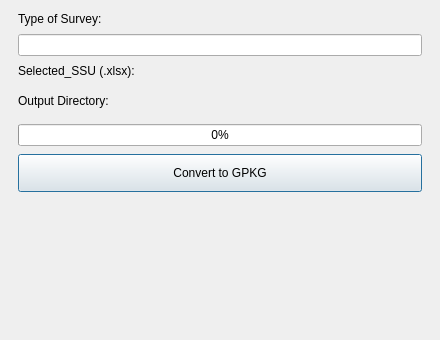
Above: GeoFASU_dialog_base.ui from Syano18/GeoFASU_Mod before the change. Below: the same form after it.
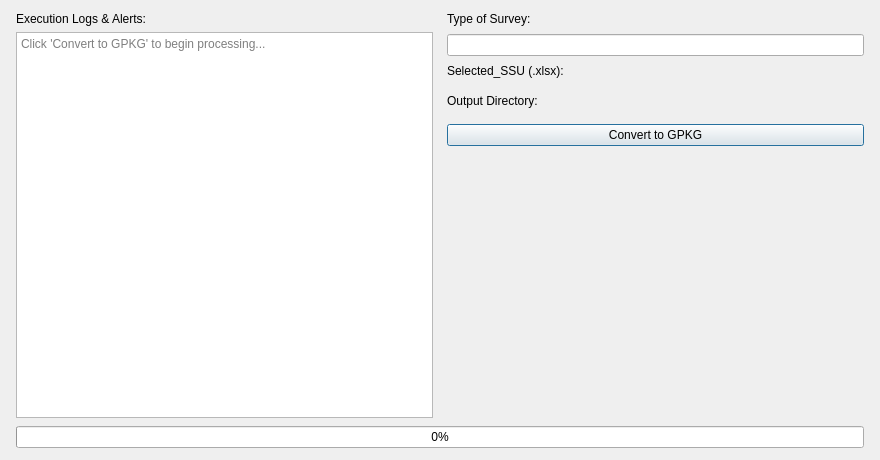
That is the form after the change. Custom widgets are drawn as their Qt base class.

What changed in the file:
```diff
--- a/GeoFASU_dialog_base.ui
+++ b/GeoFASU_dialog_base.ui
@@ -6,13 +6,13 @@
    <rect>
     <x>0</x>
     <y>0</y>
-    <width>440</width>
-    <height>340</height>
+    <width>880</width>
+    <height>460</height>
    </rect>
   </property>
   <property name="minimumSize">
    <size>
-    <width>360</width>
+    <width>0</width>
     <height>0</height>
    </size>
   </property>
@@ -24,18 +24,54 @@
     <number>8</number>
    </property>
    <property name="leftMargin">
-    <number>18</number>
+    <number>16</number>
    </property>
    <property name="topMargin">
     <number>12</number>
    </property>
    <property name="rightMargin">
-    <number>18</number>
+    <number>16</number>
    </property>
    <property name="bottomMargin">
     <number>12</number>
    </property>
    <item>
+    <layout class="QHBoxLayout" name="mainHorizontalLayout">
+     <property name="spacing">
+      <number>14</number>
+     </property>
+     <!-- LEFT COLUMN: Logs & Alerts -->
+   <item>
+    <layout class="QVBoxLayout" name="leftLayout">
+     <property name="spacing">
+      <number>6</number>
+     </property>
+     <item>
+      <widget class="QLabel" name="label_logs">
+       <property name="text">
+        <string>Execution Logs &amp; Alerts:</string>
+       </property>
+      </widget>
+     </item>
+     <item>
+      <widget class="QPlainTextEdit" name="logsTextEdit">
+       <property name="readOnly">
+        <bool>true</bool>
+       </property>
+       <property name="placeholderText">
+        <string>Click 'Convert to GPKG' to begin processing...</string>
+       </property>
+      </widget>
+     </item>
+    </layout>
+   </item>
+   <!-- RIGHT COLUMN: Controls -->
+   <item>
+    <layout class="QVBoxLayout" name="rightLayout">
+     <property name="spacing">
+      <number>8</number>
+     </property>
+     <item>
     <widget class="QLabel" name="label_2">
      <property name="text">
       <string>Type of Survey:</string>
@@ -76,22 +112,12 @@
      </property>
     </widget>
    </item>
-   <item>
-    <widget class="QProgressBar" name="progressBar">
-     <property name="value">
-      <number>0</number>
-     </property>
-     <property name="alignment">
-      <set>Qt::AlignCenter</set>
-     </property>
-    </widget>
-   </item>
    <item>
     <widget class="QPushButton" name="runButton">
      <property name="minimumSize">
       <size>
        <width>0</width>
-       <height>38</height>
+    <height>0</height>
       </size>
      </property>
      <property name="cursor">
@@ -114,6 +140,20 @@
       </size>
      </property>
     </spacer>
+     </item>
+    </layout>
+   </item>
+  </layout>
+ </item>
+ <item>
+   <widget class="QProgressBar" name="progressBar">
+       <property name="value">
+        <number>0</number>
+       </property>
+       <property name="alignment">
+        <set>Qt::AlignCenter</set>
+       </property>
+      </widget>
    </item>
   </layout>
  </widget>
```
Left out of the diff: 2 changed lines with no effect on the pictures. Lines whose indentation alone changed are shown as unchanged.
